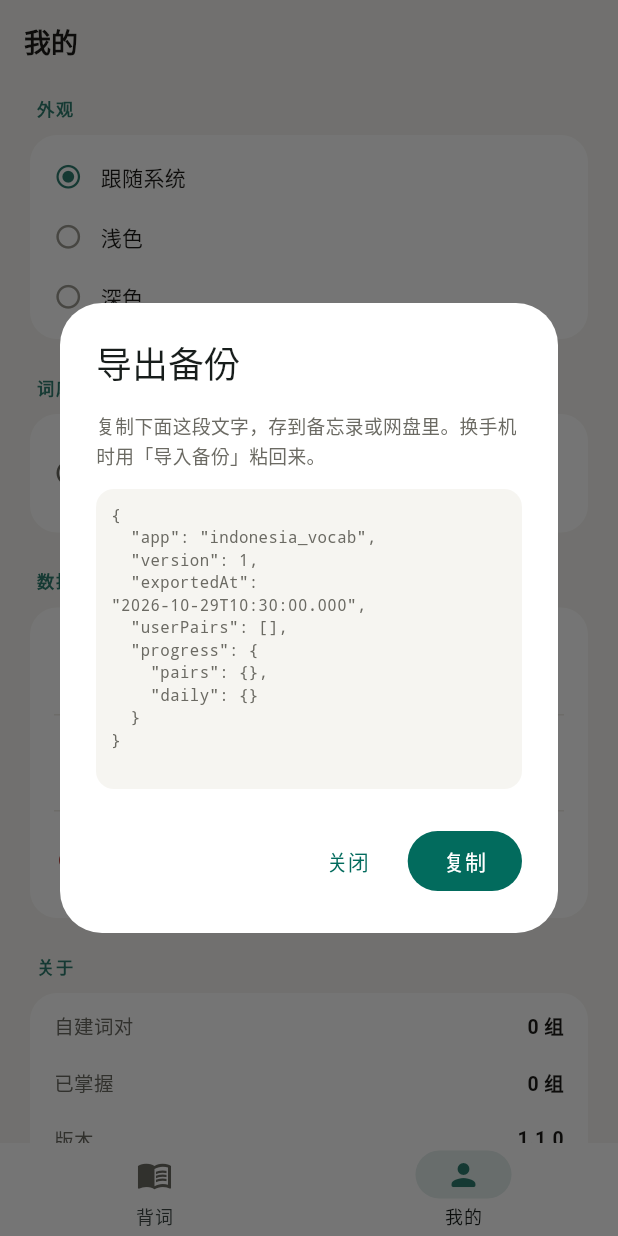
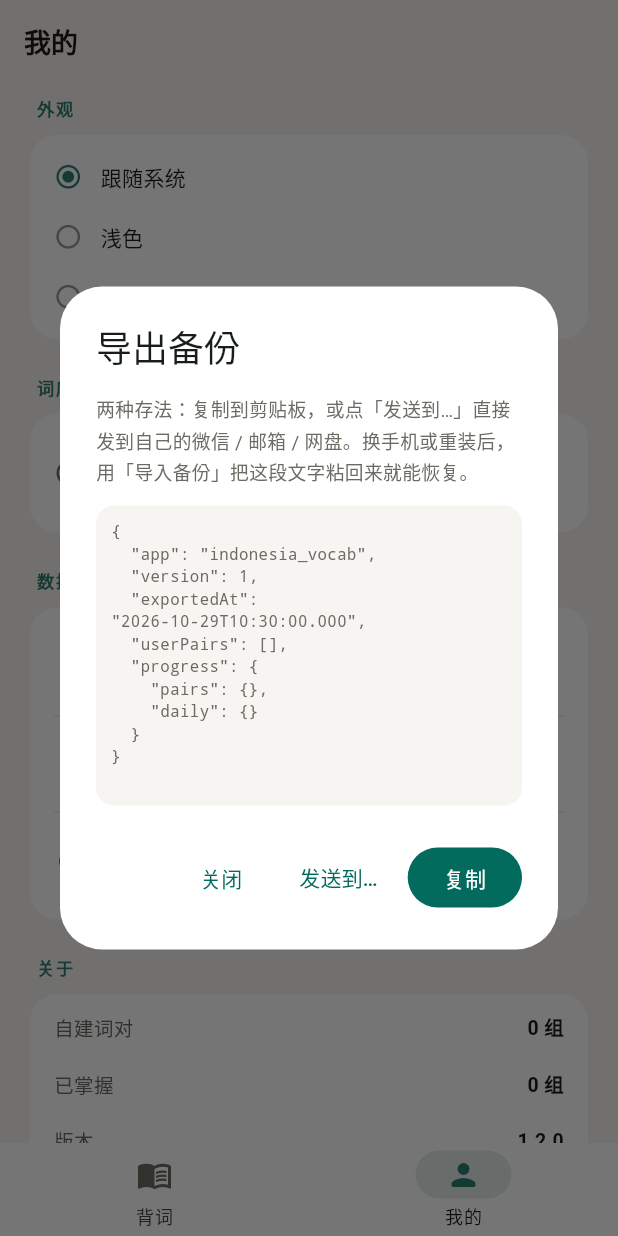
Before and after one commit to BLUEENDDE/megumi-dictionary, a Flutter app: the screen it shows after launch, item 2 of the bottom bar chosen, after a tap on "导出备份", on a phone screen of 412 x 824 dp. Run offline on Flutter 3.47's test engine with Material 3 defaults, Android fonts, the phone set to English and light mode, and no system bars; our stand-ins replace share_plus, shared_preferences.

Commit message:
备份可发送到其它应用，记录上次备份时间

```diff
--- a/lib/screens/settings_screen.dart
+++ b/lib/screens/settings_screen.dart
@@ -1,5 +1,6 @@
 import 'package:flutter/material.dart';
 import 'package:flutter/services.dart';
+import 'package:share_plus/share_plus.dart';
 
 import '../models/word_pair.dart';
 import '../services/backup_service.dart';
@@ -34,6 +35,15 @@ class _SettingsScreenState extends State<SettingsScreen> {
       ..showSnackBar(SnackBar(content: Text(message)));
   }
 
+  String _backupHint(int? lastBackup) {
+    if (lastBackup == null) return '还没备份过 · 换设备前务必先导一份';
+    final at = DateTime.fromMillisecondsSinceEpoch(lastBackup);
+    final days = DateTime.now().difference(at).inDays;
+    if (days <= 0) return '上次备份：今天';
+    if (days == 1) return '上次备份：昨天';
+    return '上次备份：$days 天前';
+  }
+
   Future<void> _export() async {
     final text = BackupService.encode(
       userPairs: widget.userPairs.pairs,
@@ -54,7 +64,8 @@ class _SettingsScreenState extends State<SettingsScreen> {
               crossAxisAlignment: CrossAxisAlignment.start,
               children: [
                 Text(
-                  '复制下面这段文字，存到备忘录或网盘里。换手机时用「导入备份」粘回来。',
+                  '两种存法：复制到剪贴板，或点「发送到…」直接发到自己的微信 / 邮箱 / 网盘。'
+                  '换手机或重装后，用「导入备份」把这段文字粘回来就能恢复。',
                   style: TextStyle(fontSize: 12.5, height: 1.6, color: p.muted),
                 ),
                 const SizedBox(height: 12),
@@ -85,10 +96,30 @@ class _SettingsScreenState extends State<SettingsScreen> {
               onPressed: () => Navigator.of(context).pop(),
               child: const Text('关闭'),
             ),
+            TextButton(
+              onPressed: () async {
+                try {
+                  await SharePlus.instance.share(
+                    ShareParams(
+                      text: text,
+                      subject: '印尼语背词 备份',
+                    ),
+                  );
+                  await SettingsStore().markBackedUp();
+                  if (context.mounted) Navigator.of(context).pop();
+                  _toast('已发送，记得把文件存好');
+                } catch (e) {
+                  _toast('分享失败：$e');
+                }
+              },
+              child: const Text('发送到…'),
+            ),
             FilledButton(
               onPressed: () async {
                 await Clipboard.setData(ClipboardData(text: text));
+                await SettingsStore().markBackedUp();
                 if (context.mounted) Navigator.of(context).pop();
+                if (mounted) setState(() {});
                 _toast('已复制到剪贴板');
               },
               child: const Text('复制'),
@@ -301,13 +332,16 @@ class _SettingsScreenState extends State<SettingsScreen> {
           ),
           const SizedBox(height: 24),
           const _SectionTitle('数据'),
-          _Card(
+          ValueListenableBuilder<int?>(
+            valueListenable: SettingsStore.lastBackupAt,
+            builder: (context, lastBackup, _) {
+              return _Card(
                 child: Column(
                   children: [
                     _Tile(
                       icon: Icons.upload_rounded,
                       title: '导出备份',
-                  subtitle: '把词对和进度变成一段文字，复制走',
+                      subtitle: _backupHint(lastBackup),
                       onTap: _export,
                     ),
                     Divider(color: p.divider, height: 1),
@@ -327,6 +361,8 @@ class _SettingsScreenState extends State<SettingsScreen> {
                     ),
                   ],
                 ),
+              );
+            },
           ),
           const SizedBox(height: 24),
           const _SectionTitle('关于'),
@@ -337,7 +373,7 @@ class _SettingsScreenState extends State<SettingsScreen> {
                 const SizedBox(height: 10),
                 _InfoRow(label: '已掌握', value: '${widget.progress.trainedPairs} 组'),
                 const SizedBox(height: 10),
-                _InfoRow(label: '版本', value: '1.1.0'),
+                _InfoRow(label: '版本', value: '1.2.0'),
               ],
             ),
           ),
--- a/lib/services/settings_store.dart
+++ b/lib/services/settings_store.dart
@@ -5,6 +5,7 @@ import 'package:shared_preferences/shared_preferences.dart';
 class SettingsStore {
   static const _themeKey = 'theme_mode';
   static const _batchKey = 'learn_batch';
+  static const _backupKey = 'last_backup_at';
   static const defaultBatch = 20;
   static const batchOptions = [5, 15, 20];
 
@@ -15,6 +16,9 @@ class SettingsStore {
   /// 一次学多少组，首页选择器改它。
   static final ValueNotifier<int> learnBatch =
       ValueNotifier<int>(defaultBatch);
+
+  /// 上次导出备份的时间（毫秒），null 表示从未备份过。
+  static final ValueNotifier<int?> lastBackupAt = ValueNotifier<int?>(null);
 
   Future<void> load() async {
     final prefs = await SharedPreferences.getInstance();
@@ -27,6 +31,15 @@ class SettingsStore {
 
     final batch = prefs.getInt(_batchKey);
     learnBatch.value = batchOptions.contains(batch) ? batch! : defaultBatch;
+
+    lastBackupAt.value = prefs.getInt(_backupKey);
+  }
+
+  Future<void> markBackedUp() async {
+    final now = DateTime.now().millisecondsSinceEpoch;
+    lastBackupAt.value = now;
+    final prefs = await SharedPreferences.getInstance();
+    await prefs.setInt(_backupKey, now);
   }
 
   Future<void> setLearnBatch(int value) async {
--- a/pubspec.yaml
+++ b/pubspec.yaml
@@ -35,6 +35,7 @@ dependencies:
   # Use with the CupertinoIcons class for iOS style icons.
   cupertino_icons: ^1.0.8
   shared_preferences: ^2.5.6
+  share_plus: ^13.3.1
 
 dev_dependencies:
   flutter_test:
```
Also changed, not shown: pubspec.lock, 6 other files. Lines whose indentation alone changed are shown as unchanged.
